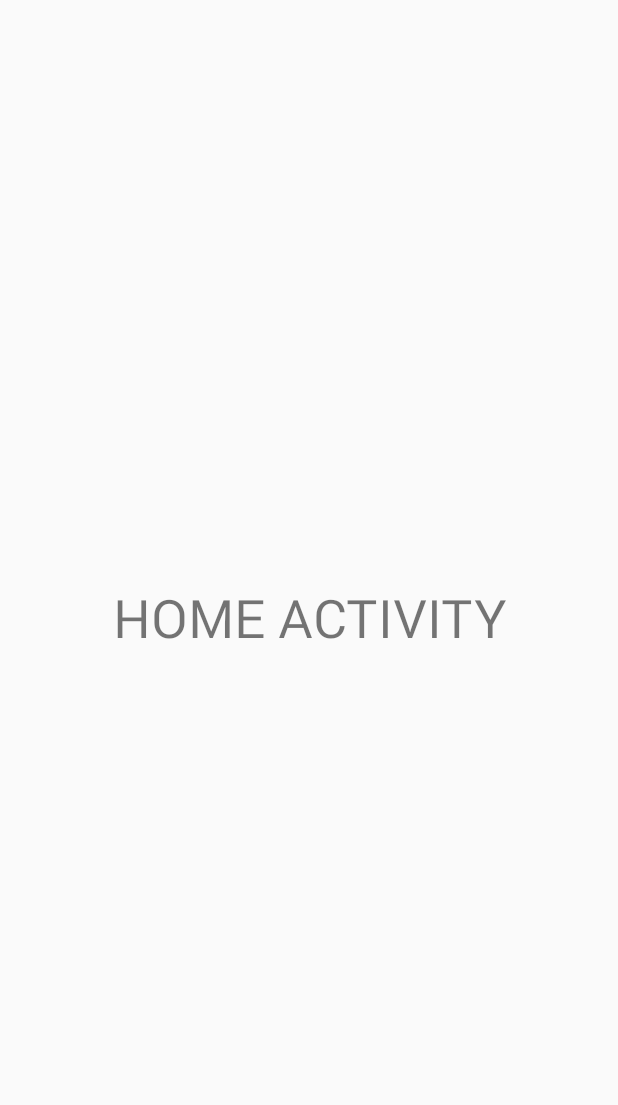
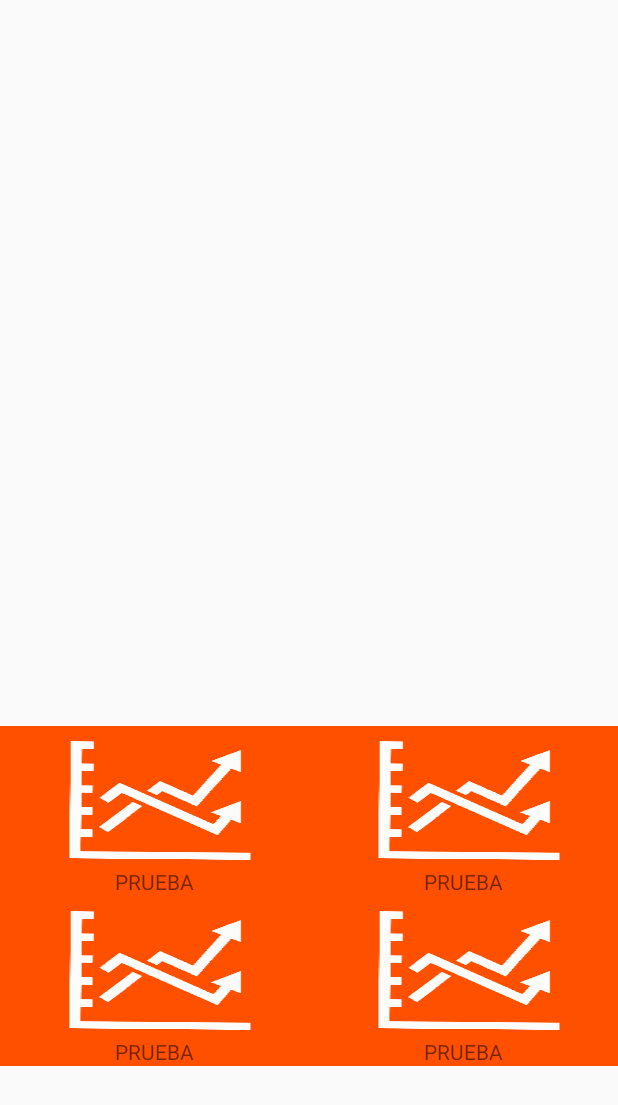
Before and after one commit to jvilaplana/android-shuite-hypertension, an Android app: the screen it shows after launch (HomeActivity), on a phone screen of 412 x 824 dp. Shown: the top 1105 px of the screen. Run offline under Robolectric (Android 15) with nearby library versions, the phone set to English and light mode, and no system bars.

Commit message:
working in home activity

```diff
--- a/app/src/main/java/com/android/bpcontrol/HomeActivity.java
+++ b/app/src/main/java/com/android/bpcontrol/HomeActivity.java
@@ -1,9 +1,17 @@
 package com.android.bpcontrol;
 
 import android.app.Activity;
+import android.graphics.Point;
 import android.os.Bundle;
 import android.os.Handler;
+import android.view.Display;
+import android.view.View;
+import android.view.ViewGroup;
+import android.widget.AdapterView;
+import android.widget.GridView;
+import android.widget.Toast;
 
+import com.android.bpcontrol.adapters.HomeGridAdapter;
 import com.android.bpcontrol.application.BPcontrolMasterActivity;
 
 /**
@@ -11,6 +19,9 @@ import com.android.bpcontrol.application.BPcontrolMasterActivity;
  */
 public class HomeActivity extends BPcontrolMasterActivity {
 
+    private final int[] gridelements = new int[]{R.drawable.graphics_image,R.drawable.graphics_image,
+                                                 R.drawable.graphics_image,R.drawable.graphics_image};
+    private final int numgridelemets = 4;
 
     @Override
     public void onCreate(Bundle savedInstanceState) {
@@ -18,14 +29,36 @@ public class HomeActivity extends BPcontrolMasterActivity {
         setContentView(R.layout.home_activity);
         showProgressDialog();
         Handler handler = new Handler();
-        showProgressDialog();
-        handler.postDelayed(new Runnable() {
+//        showProgressDialog();
+//        handler.postDelayed(new Runnable() {
+//            @Override
+//            public void run() {
+//
+//                dissmissProgressDialog();
+//            }
+//        },4000);
+        GridView grid = (GridView) findViewById(R.id.homegridview);
+//        ViewGroup.LayoutParams layoutParams = grid.getLayoutParams();
+//        Display display = getWindowManager().getDefaultDisplay();
+//        Point size = new Point();
+//        display.getSize(size);
+//       layoutParams.height = size.y/2;
+//        grid.setLayoutParams(layoutParams);
+        HomeGridAdapter adapter = new HomeGridAdapter(this,gridelements);
+        grid.setAdapter(adapter);
+        grid.setOnItemClickListener(new AdapterView.OnItemClickListener() {
+
             @Override
-            public void run() {
+            public void onItemClick(AdapterView<?> arg0, View v, int position, long arg3) {
 
-                dissmissProgressDialog();
+                System.out.println("Tocado el de la posicion "+position);
             }
-        },4000);
+        });
+
+
+
+
+
 
     }
 
--- /dev/null
+++ b/app/src/main/java/com/android/bpcontrol/adapters/HomeGridAdapter.java
@@ -0,0 +1,58 @@
+package com.android.bpcontrol.adapters;
+
+import android.content.Context;
+
+import android.view.LayoutInflater;
+import android.view.View;
+import android.view.ViewGroup;
+import android.widget.BaseAdapter;
+import android.widget.RelativeLayout;
+
+import com.android.bpcontrol.R;
+
+import org.w3c.dom.Text;
+
+/**
+ * Created by Adrian on 23/01/2015.
+ */
+public class HomeGridAdapter extends BaseAdapter {
+
+    Context context;
+    int[] resources;
+
+    public HomeGridAdapter(Context context, int[] resources){
+
+        this.context = context;
+        this.resources = resources;
+    }
+
+    @Override
+    public int getCount() {
+        return resources.length;
+    }
+
+    @Override
+    public Object getItem(int position) {
+        return null;
+    }
+
+    @Override
+    public long getItemId(int position) {
+        return 0;
+    }
+
+    @Override
+    public View getView(int position, View convertView, ViewGroup parent) {
+
+        if (convertView == null){
+            LayoutInflater inflater = (LayoutInflater) context.getSystemService(Context.LAYOUT_INFLATER_SERVICE);
+            RelativeLayout relativeLayout =(RelativeLayout) inflater.inflate(R.layout.homegridcell,null);
+            relativeLayout.setBackgroundResource(resources[position]);
+            //TextView text =(TextView) relativeLayout.findViewById(R.id.homegridtext);
+            return relativeLayout;
+        }else{
+
+            return convertView;
+        }
+    }
+}
--- /dev/null
+++ b/app/src/main/java/com/android/bpcontrol/customViews/HomeGridCell.java
@@ -0,0 +1,27 @@
+package com.android.bpcontrol.customViews;
+
+import android.annotation.TargetApi;
+import android.content.Context;
+import android.util.AttributeSet;
+import android.os.Build;
+import android.widget.RelativeLayout;
+
+/**
+ * Created by Adrian on 23/01/2015.
+ */
+public class HomeGridCell extends RelativeLayout {
+    public HomeGridCell(Context context) {
+        super(context);
+    }
+
+    public HomeGridCell(Context context, AttributeSet attrs) {
+        super(context, attrs);
+    }
+
+    @TargetApi(Build.VERSION_CODES.LOLLIPOP)
+    public HomeGridCell(Context context, AttributeSet attrs, int defStyleAttr) {
+        super(context, attrs, defStyleAttr);
+    }
+
+
+}
--- a/app/src/main/res/layout/home_activity.xml
+++ b/app/src/main/res/layout/home_activity.xml
@@ -3,14 +3,24 @@
 android:layout_width="match_parent"
 android:layout_height="match_parent">
 
-    <com.android.bpcontrol.customViews.RobotoTextView
-        android:id="@+id/prueba"
-        android:layout_width="match_parent"
-        android:layout_height="wrap_content"
-        android:text="HOME ACTIVITY"
-        android:tag="RobotoRegular"
-        android:gravity="center"
-        android:layout_centerVertical="true"
-        android:textSize="35sp"/>
+        <!--<com.android.bpcontrol.customViews.RobotoTextView-->
+        <!--android:id="@+id/prueba"-->
+        <!--android:layout_width="match_parent"-->
+        <!--android:layout_height="wrap_content"-->
+        <!--android:text="HOME ACTIVITY"-->
+        <!--android:tag="RobotoRegular"-->
+        <!--android:gravity="center"-->
+        <!--android:layout_centerVertical="true"-->
+        <!--android:textSize="35sp"/>-->
+
+   <GridView
+       android:id="@+id/homegridview"
+       android:layout_alignParentBottom="true"
+       android:layout_width="match_parent"
+       android:layout_height="340dp"
+       android:numColumns="2"
+       >
+
+   </GridView>
 
 </RelativeLayout>
--- /dev/null
+++ b/app/src/main/res/layout/homegridcell.xml
@@ -0,0 +1,17 @@
+<?xml version="1.0" encoding="utf-8"?>
+<RelativeLayout xmlns:android="http://schemas.android.com/apk/res/android"
+    android:layout_width="match_parent"
+    android:layout_height="match_parent"
+   >
+
+    <TextView
+        android:id="@+id/homegridtext"
+        android:layout_width="match_parent"
+        android:layout_height="wrap_content"
+        android:maxLines="1"
+        android:text="PRUEBA"
+        android:layout_alignParentBottom="true"
+        android:gravity="center"
+        android:layout_marginBottom="13dp"/>
+
+</RelativeLayout>
```
Also changed, not shown: app/src/main/res/drawable-xxhdpi/graphics_image.png (added).
